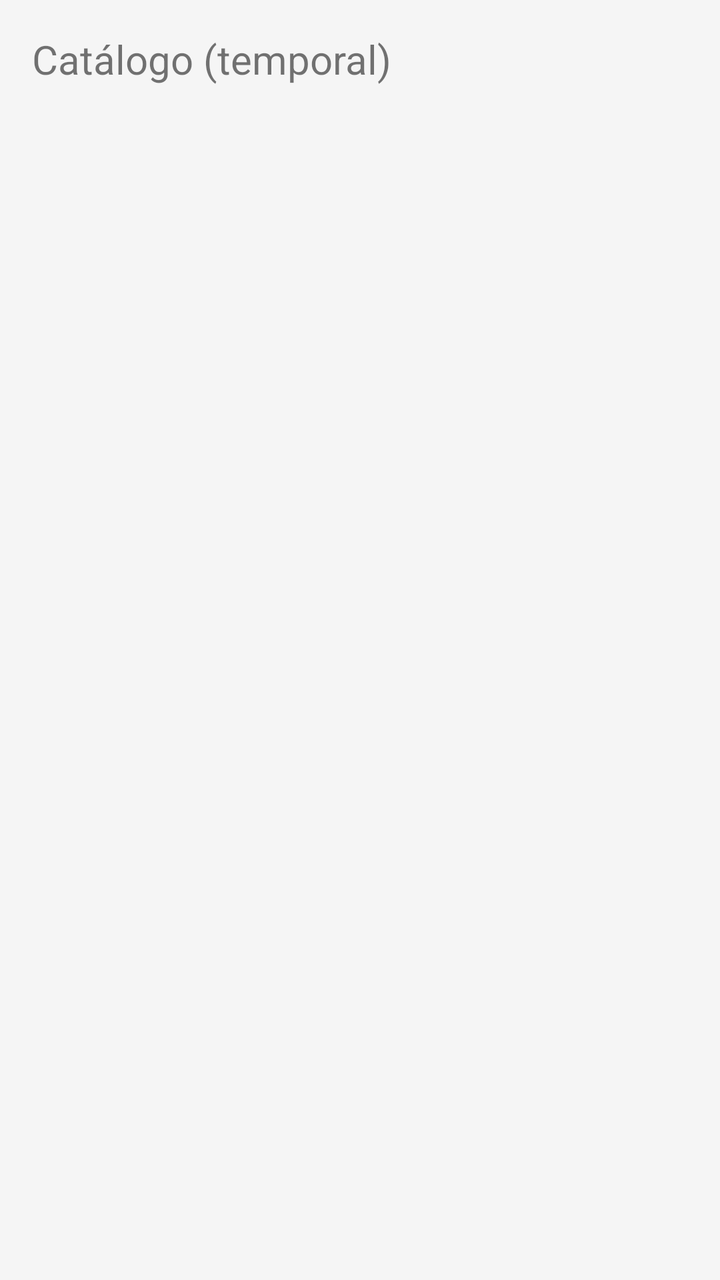
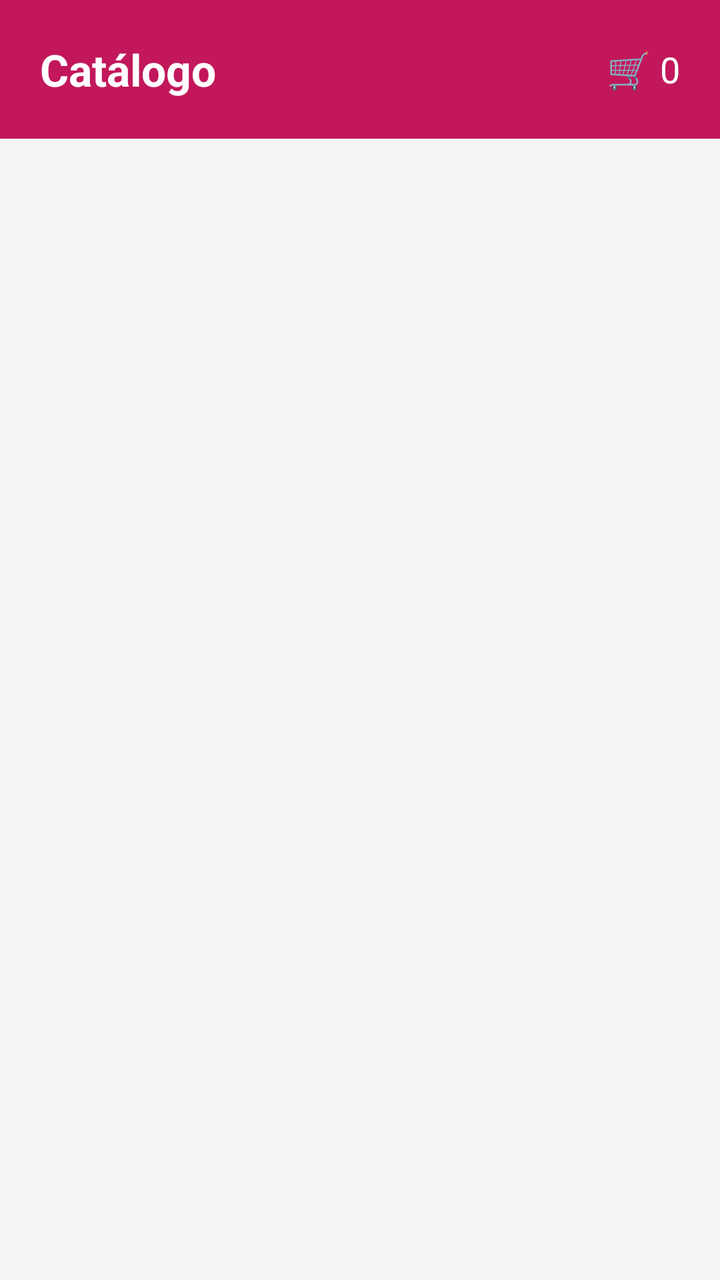

Before-and-after screenshots of an Android layout around one commit, followed by the original layout XML and the change that was made.
<!-- AndroidManifest.xml: application theme Theme.ModaApp -->
<!-- res/layout/activity_catalogo.xml -->
<?xml version="1.0" encoding="utf-8"?>
<LinearLayout xmlns:android="http://schemas.android.com/apk/res/android"
    android:layout_width="match_parent"
    android:layout_height="match_parent"
    android:orientation="vertical"
    android:padding="16dp">

    <TextView
        android:layout_width="wrap_content"
        android:layout_height="wrap_content"
        android:text="Catálogo (temporal)"
        android:textSize="20sp" />
</LinearLayout>
<!-- resources referenced by this layout -->
<resources>
  <style name="Theme.ModaApp" parent="Theme.MaterialComponents.DayNight.NoActionBar">
          <item name="colorPrimary">@color/rosa_principal</item>
          <item name="colorPrimaryVariant">@color/rosa_oscuro</item>
          <item name="colorOnPrimary">@color/blanco</item>
          <item name="colorSecondary">@color/negro</item>
          <item name="android:statusBarColor">@color/rosa_oscuro</item>
          <item name="android:windowBackground">@color/gris_fondo</item>
      </style>
  <color name="rosa_principal">#C2185B</color>
  <color name="rosa_oscuro">#8E0E42</color>
  <color name="blanco">#FFFFFF</color>
  <color name="negro">#1A1A1A</color>
  <color name="gris_fondo">#F5F5F5</color>
</resources>

<!-- the commit's change to res/layout/activity_catalogo.xml (unified diff, before → after) -->
@@ -1,13 +1,57 @@
 <?xml version="1.0" encoding="utf-8"?>
 <LinearLayout xmlns:android="http://schemas.android.com/apk/res/android"
+    xmlns:app="http://schemas.android.com/apk/res-auto"
     android:layout_width="match_parent"
     android:layout_height="match_parent"
     android:orientation="vertical"
-    android:padding="16dp">
+    android:background="@color/gris_fondo">
 
-    <TextView
-        android:layout_width="wrap_content"
+    <LinearLayout
+        android:layout_width="match_parent"
         android:layout_height="wrap_content"
-        android:text="Catálogo (temporal)"
-        android:textSize="20sp" />
+        android:background="@color/rosa_principal"
+        android:orientation="horizontal"
+        android:gravity="center_vertical"
+        android:padding="20dp">
+
+        <TextView
+            android:layout_width="0dp"
+            android:layout_height="wrap_content"
+            android:layout_weight="1"
+            android:text="Catálogo"
+            android:textColor="@color/blanco"
+            android:textSize="22sp"
+            android:textStyle="bold" />
+
+        <TextView
+            android:id="@+id/tvCarrito"
+            android:layout_width="wrap_content"
+            android:layout_height="wrap_content"
+            android:text="🛒 0"
+            android:textColor="@color/blanco"
+            android:textSize="18sp" />
+    </LinearLayout>
+
+    <HorizontalScrollView
+        android:layout_width="match_parent"
+        android:layout_height="wrap_content"
+        android:padding="8dp"
+        android:scrollbars="none">
+
+        <com.google.android.material.chip.ChipGroup
+            android:id="@+id/chipCategorias"
+            android:layout_width="wrap_content"
+            android:layout_height="wrap_content"
+            app:singleSelection="true"
+            app:selectionRequired="true" />
+    </HorizontalScrollView>
+
+    <androidx.recyclerview.widget.RecyclerView
+        android:id="@+id/rvCatalogo"
+        android:layout_width="match_parent"
+        android:layout_height="0dp"
+        android:layout_weight="1"
+        android:padding="6dp"
+        android:clipToPadding="false" />
+
 </LinearLayout>
<!-- resource entries referenced after the edit -->
@@ -1,5 +1,8 @@
 <!-- resources referenced by this layout -->
 <resources>
+  <color name="blanco">#FFFFFF</color>
+  <color name="gris_fondo">#F5F5F5</color>
+  <color name="rosa_principal">#C2185B</color>
   <style name="Theme.ModaApp" parent="Theme.MaterialComponents.DayNight.NoActionBar">
           <item name="colorPrimary">@color/rosa_principal</item>
           <item name="colorPrimaryVariant">@color/rosa_oscuro</item>
@@ -8,10 +11,7 @@
           <item name="android:statusBarColor">@color/rosa_oscuro</item>
           <item name="android:windowBackground">@color/gris_fondo</item>
       </style>
-  <color name="rosa_principal">#C2185B</color>
   <color name="rosa_oscuro">#8E0E42</color>
-  <color name="blanco">#FFFFFF</color>
   <color name="negro">#1A1A1A</color>
-  <color name="gris_fondo">#F5F5F5</color>
 </resources>
 
